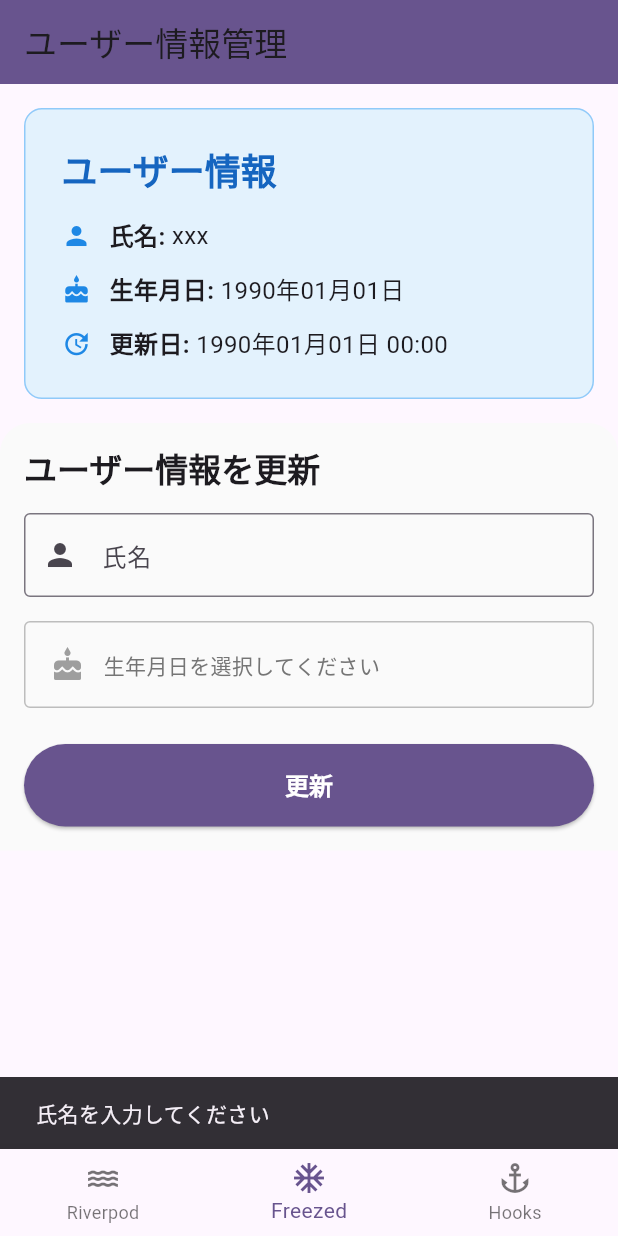
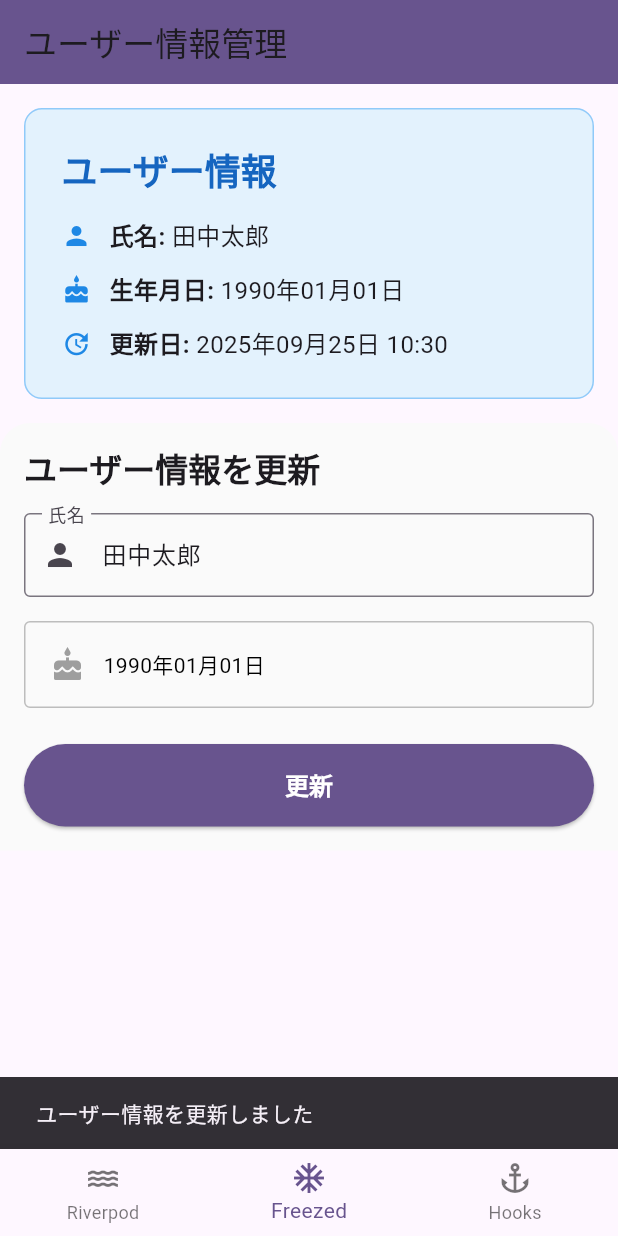
Before and after one commit to TP-113/riverpod_practice, a Flutter app: the screen it shows after launch, item 2 of the bottom bar chosen, after a tap on "更新", on a phone screen of 412 x 824 dp. Run offline on Flutter 3.47's test engine with Material 3 defaults, Android fonts, the phone set to English and light mode, and no system bars; our stand-ins replace flutter_hooks, flutter_riverpod, freezed_annotation, riverpod_annotation; generated files the repository leaves out were written again.

Commit message:
freezedの回答

```diff
--- a/lib/controller/user/user_controller.dart
+++ b/lib/controller/user/user_controller.dart
@@ -1,13 +1,27 @@
-/* 課題２: UserController を作成
-
 import 'package:riverpod_annotation/riverpod_annotation.dart';
-import 'package:riverpod_practice/model/user.dart';
+import '../../model/user.dart';
 
 part 'user_controller.g.dart';
 
+// 練習問題：Freezed 2 - Userを保持するProviderを作成
 @riverpod
 class UserController extends _$UserController {
   @override
-  User build() {}
+  User build() {
+    // 初期値としてデフォルトのユーザー情報を返す
+    return User(
+      name: '田中太郎',
+      birthDate: DateTime(1990, 1, 1),
+      lastUpdated: DateTime.now(),
+    );
+  }
+
+  // 練習問題：Freezed 3 - 更新ボタンの機能を実装
+  void updateUser({required String name, required DateTime birthDate}) {
+    state = state.copyWith(
+      name: name,
+      birthDate: birthDate,
+      lastUpdated: DateTime.now(), // 更新日時も自動的に現在の日時に更新
+    );
+  }
 }
-*/
--- a/lib/model/user.dart
+++ b/lib/model/user.dart
@@ -1 +1,13 @@
-// 課題１: User という Freezed クラスを作成
+import 'package:freezed_annotation/freezed_annotation.dart';
+
+part 'user.freezed.dart';
+
+// 練習問題：Freezed 1 - User Freezedクラスを作成
+@freezed
+abstract class User with _$User {
+  const factory User({
+    required String name,
+    required DateTime birthDate,
+    required DateTime lastUpdated,
+  }) = _User;
+}
--- a/lib/view/freezed_page.dart
+++ b/lib/view/freezed_page.dart
@@ -1,6 +1,7 @@
 import 'package:flutter/material.dart';
 import 'package:flutter_riverpod/flutter_riverpod.dart';
 import 'package:intl/intl.dart';
+import '../controller/user/user_controller.dart';
 
 class FreezedPage extends ConsumerStatefulWidget {
   const FreezedPage({super.key});
@@ -14,6 +15,19 @@ class _FreezedPageState extends ConsumerState<FreezedPage> {
   DateTime? _selectedBirthDate;
 
   @override
+  void initState() {
+    super.initState();
+    // 練習問題：Freezed 4 - フォームの初期値に現在の情報を挿入
+    WidgetsBinding.instance.addPostFrameCallback((_) {
+      final user = ref.read(userControllerProvider);
+      setState(() {
+        _nameController.text = user.name;
+        _selectedBirthDate = user.birthDate;
+      });
+    });
+  }
+
+  @override
   void dispose() {
     _nameController.dispose();
     super.dispose();
@@ -21,6 +35,9 @@ class _FreezedPageState extends ConsumerState<FreezedPage> {
 
   @override
   Widget build(BuildContext context) {
+    // 練習問題：Freezed 2 - Userを保持するProviderを作成し、画面のユーザー情報部分に表示
+    final user = ref.watch(userControllerProvider);
+
     return Scaffold(
       appBar: AppBar(
         title: const Text('ユーザー情報管理'),
@@ -49,11 +66,11 @@ class _FreezedPageState extends ConsumerState<FreezedPage> {
                   ),
                 ),
                 const SizedBox(height: 16),
-                _InfoRow(label: '氏名', value: "xxx", icon: Icons.person),
+                _InfoRow(label: '氏名', value: user.name, icon: Icons.person),
                 const SizedBox(height: 12),
                 _InfoRow(
                   label: '生年月日',
-                  value: DateFormat('yyyy年MM月dd日').format(DateTime(1990, 1, 1)),
+                  value: DateFormat('yyyy年MM月dd日').format(user.birthDate),
                   icon: Icons.cake,
                 ),
                 const SizedBox(height: 12),
@@ -61,7 +78,7 @@ class _FreezedPageState extends ConsumerState<FreezedPage> {
                   label: '更新日',
                   value: DateFormat(
                     'yyyy年MM月dd日 HH:mm',
-                  ).format(DateTime(1990, 1, 1)),
+                  ).format(user.lastUpdated),
                   icon: Icons.update,
                 ),
               ],
@@ -192,7 +209,10 @@ class _FreezedPageState extends ConsumerState<FreezedPage> {
       return;
     }
 
-    // 課題３: ユーザー情報を更新する
+    // 練習問題：Freezed 3 - 更新ボタンの機能を実装
+    ref
+        .read(userControllerProvider.notifier)
+        .updateUser(name: name, birthDate: _selectedBirthDate!);
 
     ScaffoldMessenger.of(
       context,
```
Also changed, not shown: lib/controller/user/user_controller.g.dart (added), lib/model/user.freezed.dart (added).
